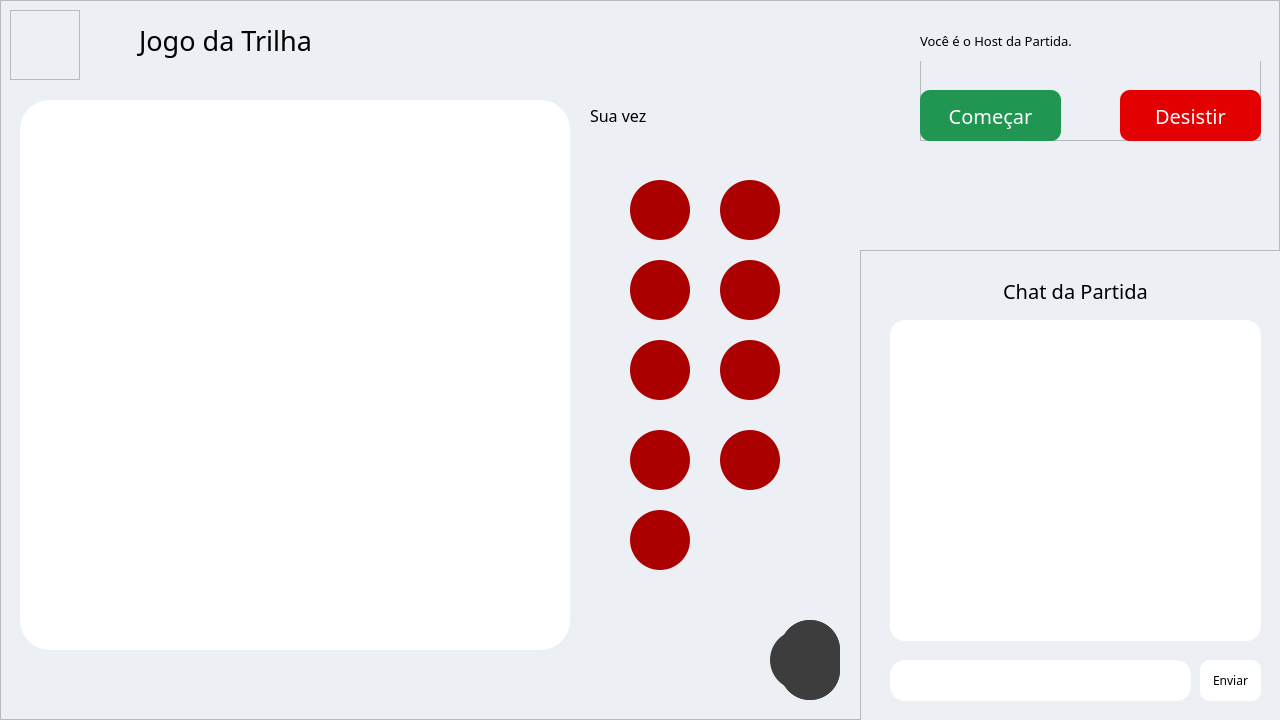
Infiusier/Trilha_PPD, file gui_file.ui: the form before one commit.
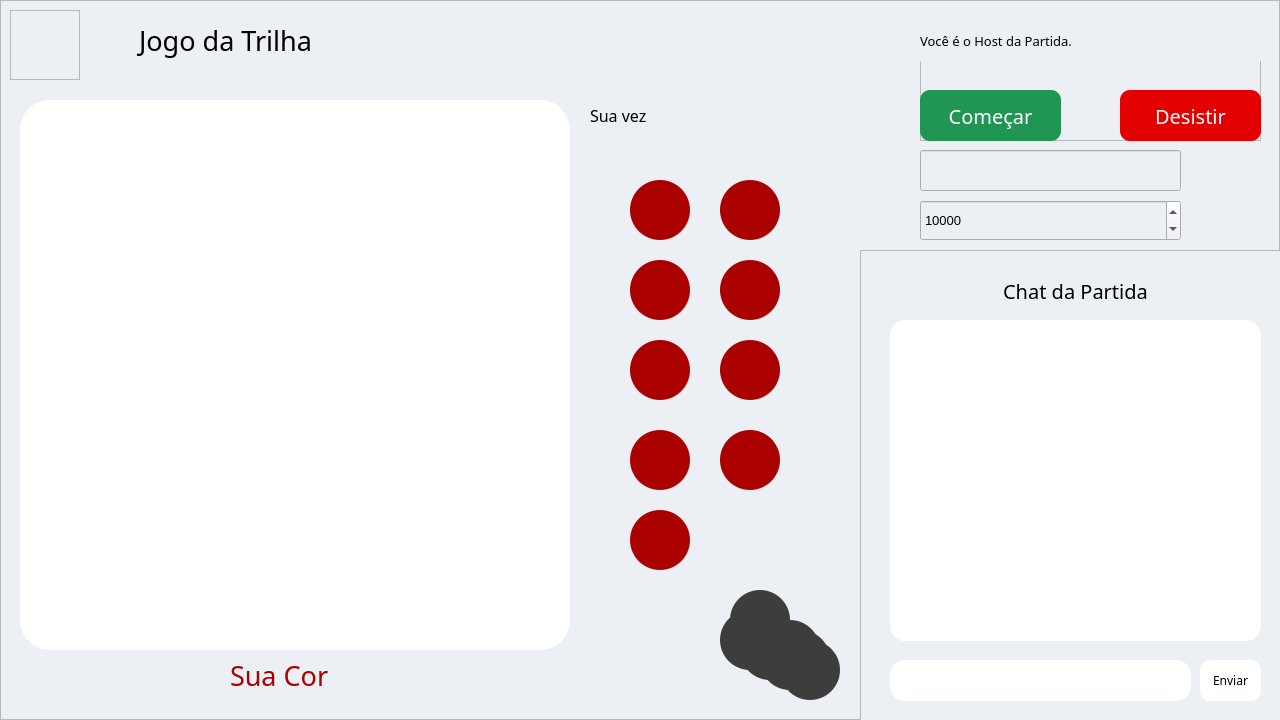
The form after the commit. Icons and pictures are not drawn.

Patch:
```diff
--- a/gui_file.ui
+++ b/gui_file.ui
@@ -517,159 +517,6 @@
         <string/>
        </property>
       </widget>
-      <widget class="QLabel" name="opponent_2">
-       <property name="geometry">
-        <rect>
-         <x>780</x>
-         <y>630</y>
-         <width>60</width>
-         <height>60</height>
-        </rect>
-       </property>
-       <property name="styleSheet">
-        <string notr="true">background-color: rgb(61, 61, 61);
-border-radius: 30px;</string>
-       </property>
-       <property name="text">
-        <string/>
-       </property>
-      </widget>
-      <widget class="QLabel" name="opponent_3">
-       <property name="geometry">
-        <rect>
-         <x>780</x>
-         <y>630</y>
-         <width>60</width>
-         <height>60</height>
-        </rect>
-       </property>
-       <property name="styleSheet">
-        <string notr="true">background-color: rgb(61, 61, 61);
-border-radius: 30px;</string>
-       </property>
-       <property name="text">
-        <string/>
-       </property>
-      </widget>
-      <widget class="QLabel" name="opponent_4">
-       <property name="geometry">
-        <rect>
-         <x>780</x>
-         <y>620</y>
-         <width>60</width>
-         <height>60</height>
-        </rect>
-       </property>
-       <property name="styleSheet">
-        <string notr="true">background-color: rgb(61, 61, 61);
-border-radius: 30px;</string>
-       </property>
-       <property name="text">
-        <string/>
-       </property>
-      </widget>
-      <widget class="QLabel" name="opponent_1">
-       <property name="geometry">
-        <rect>
-         <x>780</x>
-         <y>640</y>
-         <width>60</width>
-         <height>60</height>
-        </rect>
-       </property>
-       <property name="styleSheet">
-        <string notr="true">background-color: rgb(61, 61, 61);
-border-radius: 30px;</string>
-       </property>
-       <property name="text">
-        <string/>
-       </property>
-      </widget>
-      <widget class="QLabel" name="opponent_5">
-       <property name="geometry">
-        <rect>
-         <x>780</x>
-         <y>620</y>
-         <width>60</width>
-         <height>60</height>
-        </rect>
-       </property>
-       <property name="styleSheet">
-        <string notr="true">background-color: rgb(61, 61, 61);
-border-radius: 30px;</string>
-       </property>
-       <property name="text">
-        <string/>
-       </property>
-      </widget>
-      <widget class="QLabel" name="opponent_6">
-       <property name="geometry">
-        <rect>
-         <x>780</x>
-         <y>640</y>
-         <width>60</width>
-         <height>60</height>
-        </rect>
-       </property>
-       <property name="styleSheet">
-        <string notr="true">background-color: rgb(61, 61, 61);
-border-radius: 30px;</string>
-       </property>
-       <property name="text">
-        <string/>
-       </property>
-      </widget>
-      <widget class="QLabel" name="opponent_7">
-       <property name="geometry">
-        <rect>
-         <x>780</x>
-         <y>630</y>
-         <width>60</width>
-         <height>60</height>
-        </rect>
-       </property>
-       <property name="styleSheet">
-        <string notr="true">background-color: rgb(61, 61, 61);
-border-radius: 30px;</string>
-       </property>
-       <property name="text">
-        <string/>
-       </property>
-      </widget>
-      <widget class="QLabel" name="opponent_8">
-       <property name="geometry">
-        <rect>
-         <x>770</x>
-         <y>630</y>
-         <width>60</width>
-         <height>60</height>
-        </rect>
-       </property>
-       <property name="styleSheet">
-        <string notr="true">background-color: rgb(61, 61, 61);
-border-radius: 30px;</string>
-       </property>
-       <property name="text">
-        <string/>
-       </property>
-      </widget>
-      <widget class="QLabel" name="opponent_9">
-       <property name="geometry">
-        <rect>
-         <x>780</x>
-         <y>630</y>
-         <width>60</width>
-         <height>60</height>
-        </rect>
-       </property>
-       <property name="styleSheet">
-        <string notr="true">background-color: rgb(61, 61, 61);
-border-radius: 30px;</string>
-       </property>
-       <property name="text">
-        <string/>
-       </property>
-      </widget>
       <widget class="QLabel" name="status_label">
        <property name="geometry">
         <rect>
@@ -689,6 +536,218 @@
         <string>Sua vez</string>
        </property>
       </widget>
+      <widget class="QPushButton" name="opponent_1">
+       <property name="geometry">
+        <rect>
+         <x>730</x>
+         <y>590</y>
+         <width>60</width>
+         <height>60</height>
+        </rect>
+       </property>
+       <property name="styleSheet">
+        <string notr="true">background-color: rgb(61, 61, 61);
+border-radius: 30px;</string>
+       </property>
+       <property name="text">
+        <string/>
+       </property>
+      </widget>
+      <widget class="QPushButton" name="opponent_2">
+       <property name="geometry">
+        <rect>
+         <x>760</x>
+         <y>620</y>
+         <width>60</width>
+         <height>60</height>
+        </rect>
+       </property>
+       <property name="styleSheet">
+        <string notr="true">background-color: rgb(61, 61, 61);
+border-radius: 30px;</string>
+       </property>
+       <property name="text">
+        <string/>
+       </property>
+      </widget>
+      <widget class="QPushButton" name="opponent_3">
+       <property name="geometry">
+        <rect>
+         <x>770</x>
+         <y>630</y>
+         <width>60</width>
+         <height>60</height>
+        </rect>
+       </property>
+       <property name="styleSheet">
+        <string notr="true">background-color: rgb(61, 61, 61);
+border-radius: 30px;</string>
+       </property>
+       <property name="text">
+        <string/>
+       </property>
+      </widget>
+      <widget class="QPushButton" name="opponent_4">
+       <property name="geometry">
+        <rect>
+         <x>780</x>
+         <y>640</y>
+         <width>60</width>
+         <height>60</height>
+        </rect>
+       </property>
+       <property name="styleSheet">
+        <string notr="true">background-color: rgb(61, 61, 61);
+border-radius: 30px;</string>
+       </property>
+       <property name="text">
+        <string/>
+       </property>
+      </widget>
+      <widget class="QPushButton" name="opponent_5">
+       <property name="geometry">
+        <rect>
+         <x>770</x>
+         <y>630</y>
+         <width>60</width>
+         <height>60</height>
+        </rect>
+       </property>
+       <property name="styleSheet">
+        <string notr="true">background-color: rgb(61, 61, 61);
+border-radius: 30px;</string>
+       </property>
+       <property name="text">
+        <string/>
+       </property>
+      </widget>
+      <widget class="QPushButton" name="opponent_6">
+       <property name="geometry">
+        <rect>
+         <x>740</x>
+         <y>620</y>
+         <width>60</width>
+         <height>60</height>
+        </rect>
+       </property>
+       <property name="styleSheet">
+        <string notr="true">background-color: rgb(61, 61, 61);
+border-radius: 30px;</string>
+       </property>
+       <property name="text">
+        <string/>
+       </property>
+      </widget>
+      <widget class="QPushButton" name="opponent_7">
+       <property name="geometry">
+        <rect>
+         <x>760</x>
+         <y>630</y>
+         <width>60</width>
+         <height>60</height>
+        </rect>
+       </property>
+       <property name="styleSheet">
+        <string notr="true">background-color: rgb(61, 61, 61);
+border-radius: 30px;</string>
+       </property>
+       <property name="text">
+        <string/>
+       </property>
+      </widget>
+      <widget class="QPushButton" name="opponent_8">
+       <property name="geometry">
+        <rect>
+         <x>720</x>
+         <y>610</y>
+         <width>60</width>
+         <height>60</height>
+        </rect>
+       </property>
+       <property name="styleSheet">
+        <string notr="true">background-color: rgb(61, 61, 61);
+border-radius: 30px;</string>
+       </property>
+       <property name="text">
+        <string/>
+       </property>
+      </widget>
+      <widget class="QPushButton" name="opponent_9">
+       <property name="geometry">
+        <rect>
+         <x>750</x>
+         <y>620</y>
+         <width>60</width>
+         <height>60</height>
+        </rect>
+       </property>
+       <property name="styleSheet">
+        <string notr="true">background-color: rgb(61, 61, 61);
+border-radius: 30px;</string>
+       </property>
+       <property name="text">
+        <string/>
+       </property>
+      </widget>
+      <widget class="QLabel" name="color_label">
+       <property name="geometry">
+        <rect>
+         <x>230</x>
+         <y>660</y>
+         <width>141</width>
+         <height>31</height>
+        </rect>
+       </property>
+       <property name="font">
+        <font>
+         <family>Cubic</family>
+         <pointsize>20</pointsize>
+        </font>
+       </property>
+       <property name="styleSheet">
+        <string notr="true">color: rgb(170, 0, 0);</string>
+       </property>
+       <property name="text">
+        <string>Sua Cor</string>
+       </property>
+      </widget>
+      <widget class="QLineEdit" name="ip_input">
+       <property name="geometry">
+        <rect>
+         <x>920</x>
+         <y>150</y>
+         <width>261</width>
+         <height>41</height>
+        </rect>
+       </property>
+       <property name="font">
+        <font>
+         <family>MS Shell Dlg 2</family>
+         <pointsize>10</pointsize>
+        </font>
+       </property>
+      </widget>
+      <widget class="QSpinBox" name="port_input">
+       <property name="geometry">
+        <rect>
+         <x>920</x>
+         <y>200</y>
+         <width>261</width>
+         <height>41</height>
+        </rect>
+       </property>
+       <property name="font">
+        <font>
+         <pointsize>10</pointsize>
+        </font>
+       </property>
+       <property name="maximum">
+        <number>65535</number>
+       </property>
+       <property name="value">
+        <number>10000</number>
+       </property>
+      </widget>
       <zorder>chat_frame</zorder>
       <zorder>label</zorder>
       <zorder>frame_3</zorder>
@@ -703,16 +762,19 @@
       <zorder>your_pieces_7</zorder>
       <zorder>your_pieces_8</zorder>
       <zorder>your_pieces_9</zorder>
+      <zorder>status_label</zorder>
+      <zorder>opponent_1</zorder>
       <zorder>opponent_2</zorder>
       <zorder>opponent_3</zorder>
       <zorder>opponent_4</zorder>
-      <zorder>opponent_1</zorder>
       <zorder>opponent_5</zorder>
       <zorder>opponent_6</zorder>
       <zorder>opponent_7</zorder>
       <zorder>opponent_8</zorder>
       <zorder>opponent_9</zorder>
-      <zorder>status_label</zorder>
+      <zorder>color_label</zorder>
+      <zorder>ip_input</zorder>
+      <zorder>port_input</zorder>
      </widget>
     </widget>
     <widget class="QWidget" name="page_2">
```
